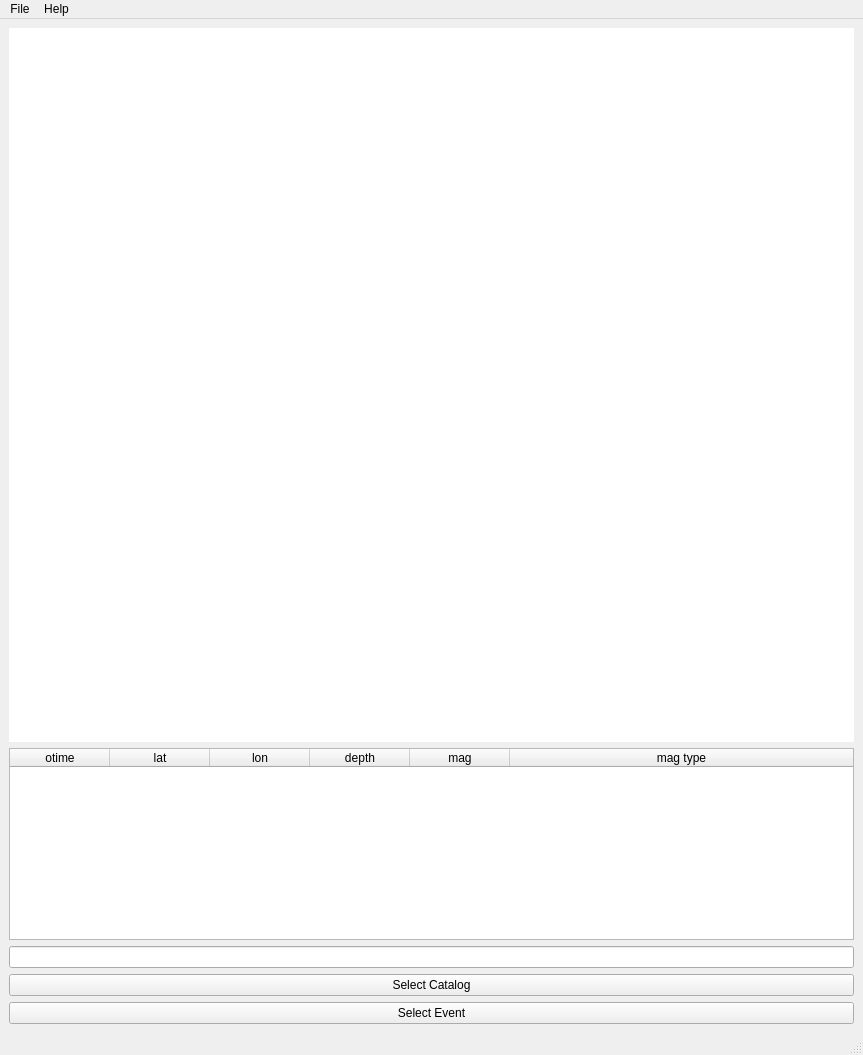
First picture: the form in isp/resources/designer_uis/SelectCatalog.ui, repository ProjectISP/ISP, before the edit.
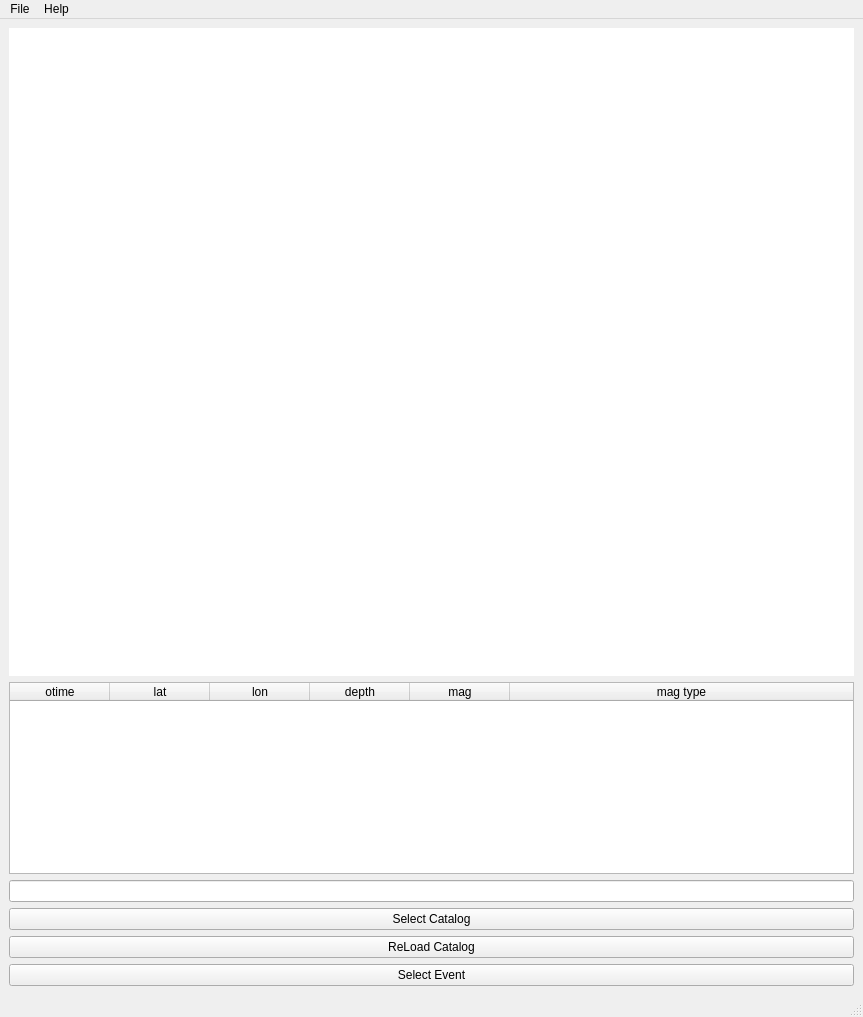
Second picture: the form after the edit.

Commit message: Improved Search Catalog

The edit to the form file:
```diff
--- a/isp/resources/designer_uis/SelectCatalog.ui
+++ b/isp/resources/designer_uis/SelectCatalog.ui
@@ -7,7 +7,7 @@
     <x>0</x>
     <y>0</y>
     <width>863</width>
-    <height>1055</height>
+    <height>1017</height>
    </rect>
   </property>
   <property name="sizePolicy">
@@ -34,7 +34,7 @@
    </property>
    <layout class="QHBoxLayout" name="horizontalLayout">
     <item>
-     <layout class="QVBoxLayout" name="verticalLayout" stretch="2,0,0,0,0">
+     <layout class="QVBoxLayout" name="verticalLayout" stretch="2,0,0,0,0,0">
       <item>
        <widget class="QWidget" name="map" native="true">
         <property name="sizePolicy">
@@ -123,6 +123,13 @@
         </property>
        </widget>
       </item>
+      <item>
+       <widget class="QPushButton" name="reLoadCatalogBtn">
+        <property name="text">
+         <string>ReLoad Catalog</string>
+        </property>
+       </widget>
+      </item>
       <item>
        <widget class="QPushButton" name="select_eventBtn">
         <property name="text">
```
The commit also changes 1 other file.
